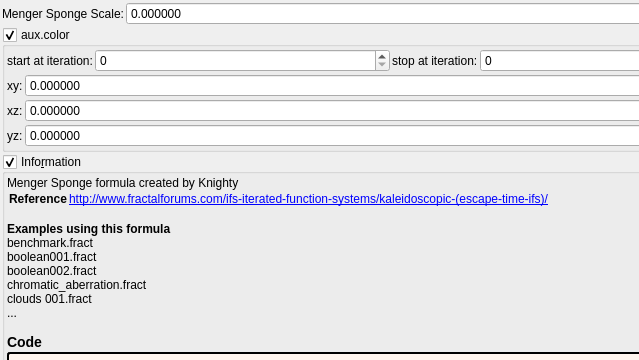
This is mandelbulber2/formula/ui/menger_sponge.ui in buddhi1980/mandelbulber2 as Qt 5 draws it before an edit; both pictures show x 0 to 639 and y 0 to 360 of the 781 by 1001 pixel window. The edited form follows.
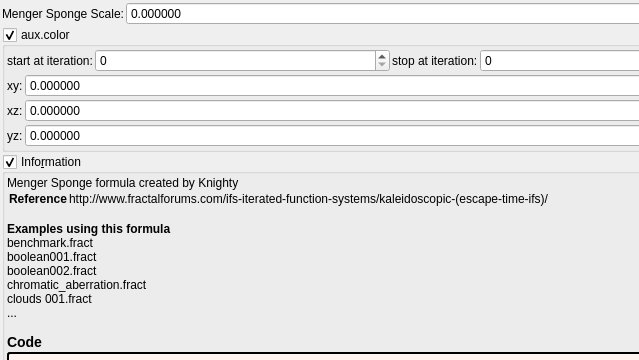
This is the edited form. Custom widgets are drawn as their Qt base class.

Commit message:
docs: show fractalforums.com formula references as text
fractalforums.com is only partly online; fractalforums.org keeps a read-only
copy and the active forum. The formula information boxes now show
fractalforums.com references (and the wrapped lines that continue them) as
plain text. The links that remain are closed with </a>, which the generator
never wrote. The formula/ui files are regenerated with
tools/populate_ui_information.py.

```diff
--- a/mandelbulber2/formula/ui/menger_sponge.ui
+++ b/mandelbulber2/formula/ui/menger_sponge.ui
@@ -291,7 +291,7 @@
        <widget class="QLabel" name="label_information_general">
         <property name="text">
          <string notr="true">&lt;p&gt;Menger Sponge formula created by Knighty&lt;/p&gt;&lt;table&gt;
-&lt;tr&gt;&lt;th&gt;Reference&lt;/th&gt;&lt;td&gt;&lt;a href=&quot;http://www.fractalforums.com/ifs-iterated-function-systems/kaleidoscopic-(escape-time-ifs)/&quot;&gt;http://www.fractalforums.com/ifs-iterated-function-systems/kaleidoscopic-(escape-time-ifs)/&lt;br&gt;
+&lt;tr&gt;&lt;th&gt;Reference&lt;/th&gt;&lt;td&gt;http://www.fractalforums.com/ifs-iterated-function-systems/kaleidoscopic-(escape-time-ifs)/&lt;br&gt;
 &lt;/td&gt;&lt;/tr&gt;
 &lt;/table&gt;
 &lt;br&gt;&lt;b&gt;Examples using this formula&lt;/b&gt;&lt;br&gt;benchmark.fract&lt;br&gt;boolean001.fract&lt;br&gt;boolean002.fract&lt;br&gt;chromatic_aberration.fract&lt;br&gt;clouds 001.fract&lt;br&gt;...&lt;h3&gt;Code&lt;/h3&gt;</string>
```
The commit also changes 202 other files.
